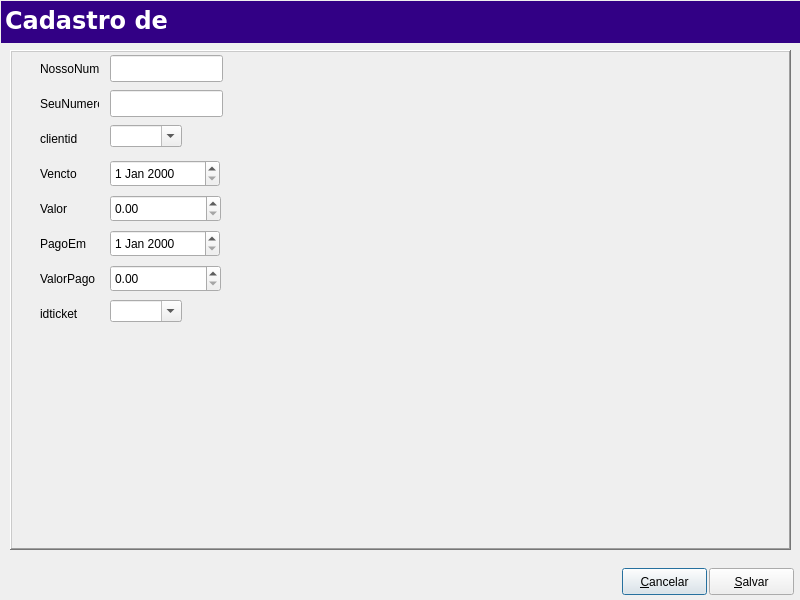
The window that Projects/Blink/Plugins/financier/editticket.ui (MarcoBueno1/qrad) describes before a commit, drawn with Qt 5.
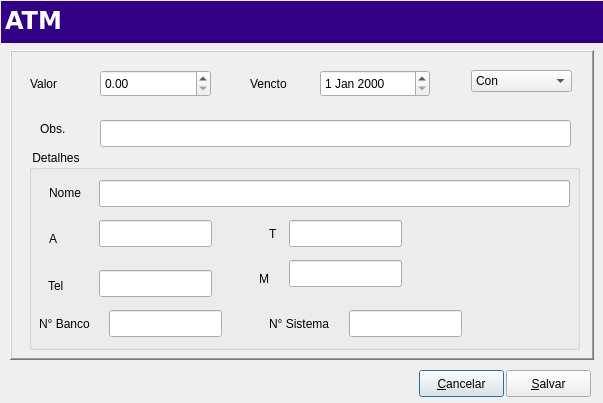
The same window after the commit. Custom widgets are drawn as their Qt base class.

Diff of the .ui file:
```diff
--- a/Projects/Blink/Plugins/financier/editticket.ui
+++ b/Projects/Blink/Plugins/financier/editticket.ui
@@ -5,8 +5,8 @@
   <rect>
    <x>0</x>
    <y>0</y>
-   <width>800</width>
-   <height>600</height>
+    <width>603</width>
+    <height>403</height>
   </rect>
  </property>
  <property name="windowTitle">
@@ -17,8 +17,8 @@
       <rect>
        <x>10</x>
        <y>50</y>
-       <width>781</width>
-       <height>500</height>
+     <width>584</width>
+     <height>310</height>
       </rect>
      </property>
      <property name="frameShape">
@@ -27,86 +27,11 @@
      <property name="frameShadow">
       <enum>QFrame::Raised</enum>
      </property>
- <widget class="QLabel" name="LblNossoNumero">
-<property name="geometry">
- <rect>
-  <x>30</x>
-  <y>10</y>
-  <width>59</width>
-  <height>17</height>
- </rect>
-</property>
-<property name="text">
- <string>NossoNumero</string>
-</property>
-</widget>
-<widget class="QLineEdit" name="LnEdtNossoNumero">
- <property name="geometry">
-  <rect>
-   <x>100</x>
-   <y>5</y>
-   <width>113</width>
-   <height>27</height>
-  </rect>
- </property>
-</widget>
-<widget class="QLabel" name="LblSeuNumero">
-<property name="geometry">
- <rect>
-  <x>30</x>
-  <y>45</y>
-  <width>59</width>
-  <height>17</height>
- </rect>
-</property>
-<property name="text">
- <string>SeuNumero</string>
-</property>
-</widget>
-<widget class="QLineEdit" name="LnEdtSeuNumero">
- <property name="geometry">
-  <rect>
-   <x>100</x>
-   <y>40</y>
-   <width>113</width>
-   <height>27</height>
-  </rect>
- </property>
-</widget>
-<widget class="QLabel" name="Lblclientid">
-<property name="geometry">
- <rect>
-  <x>30</x>
-  <y>80</y>
-  <width>59</width>
-  <height>17</height>
- </rect>
-</property>
-<property name="text">
- <string>clientid</string>
-</property>
-</widget>
-<widget class="SComboBox" name="CmbBxclientid">
-<property name="geometry">
- <rect>
-  <x>100</x>
-  <y>75</y>
-  <width>120</width>
-  <height>33</height>
- </rect>
-</property>
-    <property name="editable">
-     <bool>true</bool>
-    </property>
-    <property name="sizeAdjustPolicy">
-     <enum>QComboBox::AdjustToContents</enum>
-    </property>
-</widget>
 <widget class="QLabel" name="LblVencto">
 <property name="geometry">
  <rect>
-  <x>30</x>
-  <y>115</y>
+      <x>240</x>
+      <y>25</y>
   <width>59</width>
   <height>17</height>
  </rect>
@@ -118,8 +43,8 @@
 <widget class="QDateEdit" name="DtEdtVencto">
 <property name="geometry">
  <rect>
-  <x>100</x>
-  <y>110</y>
+      <x>310</x>
+      <y>20</y>
   <width>110</width>
   <height>27</height>
  </rect>
@@ -128,8 +53,8 @@
 <widget class="QLabel" name="LblValor">
 <property name="geometry">
  <rect>
-  <x>30</x>
-  <y>150</y>
+      <x>20</x>
+      <y>25</y>
   <width>59</width>
   <height>17</height>
  </rect>
@@ -141,93 +66,232 @@
 <widget class="QDoubleSpinBox" name="DblSpnBxValor">
 <property name="geometry">
  <rect>
-  <x>100</x>
-  <y>145</y>
+      <x>90</x>
+      <y>20</y>
   <width>111</width>
   <height>27</height>
  </rect>
 </property>
 <property name="maximum">
- <double>999999999999.989999999990687</double>
-</property>
-</widget>
-<widget class="QLabel" name="LblPagoEm">
+     <double>999999999999.989990234375000</double>
+    </property>
+   </widget>
+   <widget class="QGroupBox" name="groupBox">
 <property name="geometry">
  <rect>
-  <x>30</x>
-  <y>185</y>
-  <width>59</width>
+      <x>19</x>
+      <y>100</y>
+      <width>551</width>
+      <height>200</height>
+     </rect>
+    </property>
+    <property name="title">
+     <string> Detalhes</string>
+    </property>
+    <widget class="QLineEdit" name="LnEdtSeuNumero">
+     <property name="geometry">
+      <rect>
+       <x>320</x>
+       <y>160</y>
+       <width>113</width>
+       <height>27</height>
+      </rect>
+     </property>
+    </widget>
+    <widget class="QLineEdit" name="LnEdtNossoNumero">
+     <property name="geometry">
+      <rect>
+       <x>80</x>
+       <y>160</y>
+       <width>113</width>
+       <height>27</height>
+      </rect>
+     </property>
+    </widget>
+    <widget class="QLabel" name="LblSeuNumero">
+     <property name="geometry">
+      <rect>
+       <x>240</x>
+       <y>165</y>
+       <width>71</width>
   <height>17</height>
  </rect>
 </property>
 <property name="text">
- <string>PagoEm</string>
-</property>
-</widget>
-<widget class="QDateEdit" name="DtEdtPagoEm">
+      <string>N° Sistema</string>
+     </property>
+    </widget>
+    <widget class="QLabel" name="LblNossoNumero">
 <property name="geometry">
  <rect>
-  <x>100</x>
-  <y>180</y>
-  <width>110</width>
+       <x>10</x>
+       <y>165</y>
+       <width>60</width>
+       <height>17</height>
+      </rect>
+     </property>
+     <property name="text">
+      <string>N° Banco</string>
+     </property>
+    </widget>
+    <widget class="QLabel" name="LblNossoNumero_2">
+     <property name="geometry">
+      <rect>
+       <x>20</x>
+       <y>34</y>
+       <width>40</width>
+       <height>17</height>
+      </rect>
+     </property>
+     <property name="text">
+      <string>Nome</string>
+     </property>
+    </widget>
+    <widget class="QLineEdit" name="LnEdtNome">
+     <property name="geometry">
+      <rect>
+       <x>70</x>
+       <y>30</y>
+       <width>471</width>
   <height>27</height>
  </rect>
 </property>
 </widget>
-<widget class="QLabel" name="LblValorPago">
+    <widget class="QLabel" name="LblNossoNumero_3">
 <property name="geometry">
  <rect>
-  <x>30</x>
-  <y>220</y>
-  <width>59</width>
+       <x>20</x>
+       <y>80</y>
+       <width>40</width>
   <height>17</height>
  </rect>
 </property>
 <property name="text">
- <string>ValorPago</string>
-</property>
-</widget>
-<widget class="QDoubleSpinBox" name="DblSpnBxValorPago">
+      <string>A</string>
+     </property>
+    </widget>
+    <widget class="QLineEdit" name="LnEdtAp">
 <property name="geometry">
  <rect>
-  <x>100</x>
-  <y>215</y>
-  <width>111</width>
+       <x>70</x>
+       <y>70</y>
+       <width>113</width>
   <height>27</height>
  </rect>
 </property>
-<property name="maximum">
- <double>999999999999.989999999990687</double>
-</property>
-</widget>
-<widget class="QLabel" name="Lblidticket">
+    </widget>
+    <widget class="QLabel" name="LblNossoNumero_4">
+     <property name="geometry">
+      <rect>
+       <x>240</x>
+       <y>75</y>
+       <width>20</width>
+       <height>17</height>
+      </rect>
+     </property>
+     <property name="text">
+      <string>T</string>
+     </property>
+    </widget>
+    <widget class="QLineEdit" name="LnEdtTower">
 <property name="geometry">
  <rect>
+       <x>260</x>
+       <y>70</y>
+       <width>113</width>
+       <height>27</height>
+      </rect>
+     </property>
+    </widget>
+    <widget class="QLabel" name="LblNossoNumero_5">
+     <property name="geometry">
+      <rect>
+       <x>19</x>
+       <y>127</y>
+       <width>40</width>
+       <height>17</height>
+      </rect>
+     </property>
+     <property name="text">
+      <string>Tel</string>
+     </property>
+    </widget>
+    <widget class="QLineEdit" name="LnEdtPhone">
+     <property name="geometry">
+      <rect>
+       <x>70</x>
+       <y>120</y>
+       <width>113</width>
+       <height>27</height>
+      </rect>
+     </property>
+    </widget>
+    <widget class="QLabel" name="LblNossoNumero_6">
+     <property name="geometry">
+      <rect>
+       <x>230</x>
+       <y>120</y>
+       <width>20</width>
+       <height>17</height>
+      </rect>
+     </property>
+     <property name="text">
+      <string>M</string>
+     </property>
+    </widget>
+    <widget class="QLineEdit" name="LnEdtemail">
+     <property name="geometry">
+      <rect>
+       <x>260</x>
+       <y>110</y>
+       <width>113</width>
+       <height>27</height>
+      </rect>
+     </property>
+    </widget>
+   </widget>
+   <widget class="QLabel" name="LblValor_2">
+    <property name="geometry">
+     <rect>
   <x>30</x>
-  <y>255</y>
-  <width>59</width>
+      <y>70</y>
+      <width>40</width>
   <height>17</height>
  </rect>
 </property>
 <property name="text">
- <string>idticket</string>
-</property>
-</widget>
-<widget class="SComboBox" name="CmbBxidticket">
+     <string>Obs.</string>
+    </property>
+   </widget>
+   <widget class="QLineEdit" name="LnEdtObs">
 <property name="geometry">
  <rect>
-  <x>100</x>
-  <y>250</y>
-  <width>120</width>
-  <height>33</height>
- </rect>
-</property>
-    <property name="editable">
-     <bool>true</bool>
+      <x>90</x>
+      <y>70</y>
+      <width>471</width>
+      <height>27</height>
+     </rect>
+    </property>
+   </widget>
+   <widget class="QComboBox" name="comboBox">
+    <property name="geometry">
+     <rect>
+      <x>461</x>
+      <y>20</y>
+      <width>101</width>
+      <height>22</height>
+     </rect>
     </property>
-    <property name="sizeAdjustPolicy">
-     <enum>QComboBox::AdjustToContents</enum>
-    </property>
+    <item>
+     <property name="text">
+      <string>Con</string>
+     </property>
+    </item>
+    <item>
+     <property name="text">
+      <string>Extr</string>
+     </property>
+    </item>
 </widget>
     </widget>
 <widget class="QFrame" name="topmenu">
@@ -462,7 +526,7 @@
    <number>1</number>
   </property>
   <property name="text">
-   <string>Cadastro de </string>
+     <string>ATM</string>
   </property>
   <property name="textFormat">
    <enum>Qt::AutoText</enum>
@@ -481,8 +545,8 @@
 <widget class="QPushButton" name="PshBtnCancel">
 <property name="geometry">
  <rect>
-  <x>622</x>
-  <y>568</y>
+     <x>419</x>
+     <y>370</y>
   <width>85</width>
   <height>27</height>
  </rect>
@@ -494,8 +558,8 @@
 <widget class="QPushButton" name="PshBtnSave">
 <property name="geometry">
  <rect>
-  <x>709</x>
-  <y>568</y>
+     <x>506</x>
+     <y>370</y>
   <width>85</width>
   <height>27</height>
  </rect>
@@ -504,15 +568,7 @@
  <string>&amp;Salvar</string>
 </property>
 </widget>
-
-</widget>
-    <customwidgets>
-     <customwidget>
-      <class>SComboBox</class>
-      <extends>QComboBox</extends>
-      <header location="global">scombobox.h</header>
-     </customwidget>
-    </customwidgets>
+ </widget>
 <resources/>
 <connections/>
 </ui>
```
Left out of the diff: 1 changed line with no effect on the pictures. Lines whose indentation alone changed are shown as unchanged.
